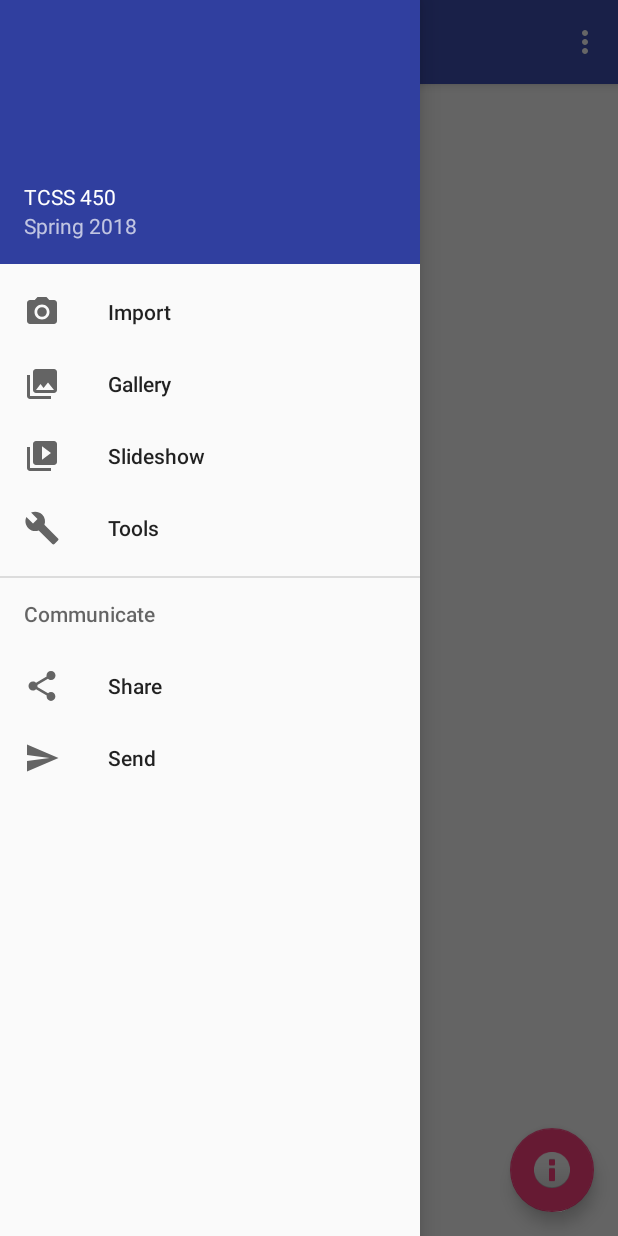
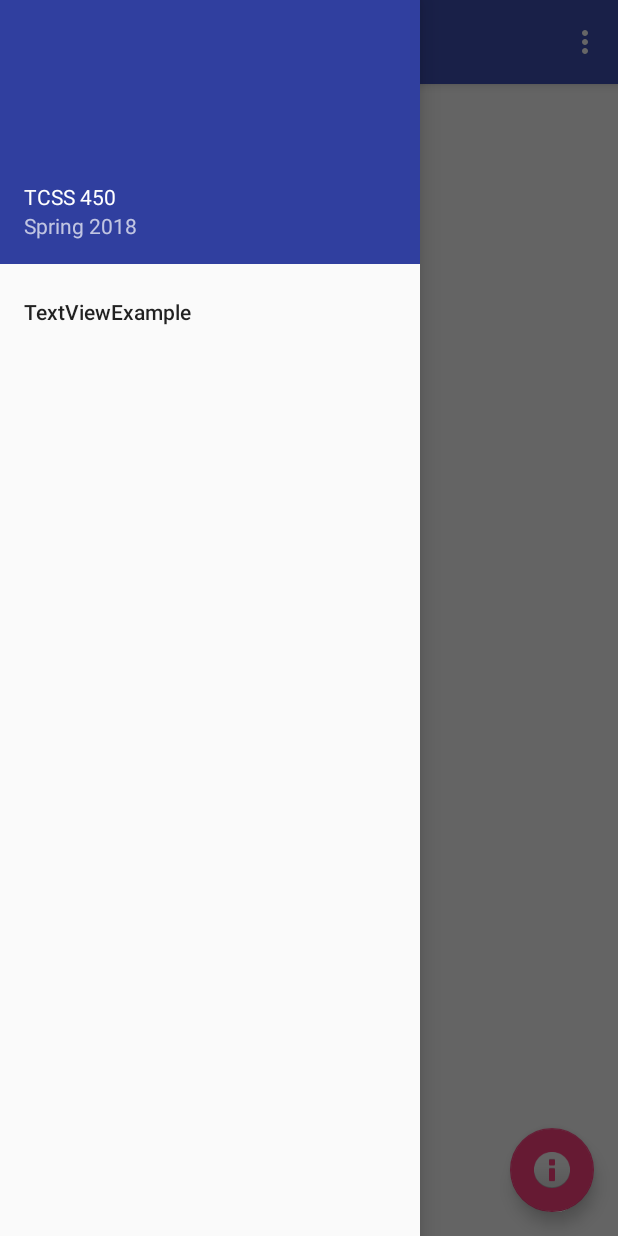
Before and after one commit to trinhpn/UILab, an Android app: the screen it shows after launch (MainActivity), with the side drawer open, on a phone screen of 412 x 824 dp. Run offline under Robolectric (Android 15) with nearby library versions, the phone set to English and light mode, and no system bars.

Commit message:
Step 20 completed.

```diff
--- a/app/src/main/java/group7/tcss450/uw/edu/uilab/MainActivity.java
+++ b/app/src/main/java/group7/tcss450/uw/edu/uilab/MainActivity.java
@@ -89,22 +89,13 @@ public class MainActivity extends AppCompatActivity
         // Handle navigation view item clicks here.
         int id = item.getItemId();
 
-        if (id == R.id.nav_camera) {
-            // Handle the camera action
-        } else if (id == R.id.nav_gallery) {
-
-        } else if (id == R.id.nav_slideshow) {
-
-        } else if (id == R.id.nav_manage) {
-
-        } else if (id == R.id.nav_share) {
-
-        } else if (id == R.id.nav_send) {
-
+        if (id == R.id.nav_text_view) {
+            loadFragment(new TextViewFragment());
         }
 
         DrawerLayout drawer = (DrawerLayout) findViewById(R.id.drawer_layout);
         drawer.closeDrawer(GravityCompat.START);
         return true;
     }
+
 }
--- a/app/src/main/res/menu/activity_main_drawer.xml
+++ b/app/src/main/res/menu/activity_main_drawer.xml
@@ -3,36 +3,8 @@
     xmlns:tools="http://schemas.android.com/tools"
     tools:showIn="navigation_view">
 
-    <group android:checkableBehavior="single">
-        <item
-            android:id="@+id/nav_camera"
-            android:icon="@drawable/ic_menu_camera"
-            android:title="Import" />
-        <item
-            android:id="@+id/nav_gallery"
-            android:icon="@drawable/ic_menu_gallery"
-            android:title="Gallery" />
-        <item
-            android:id="@+id/nav_slideshow"
-            android:icon="@drawable/ic_menu_slideshow"
-            android:title="Slideshow" />
-        <item
-            android:id="@+id/nav_manage"
-            android:icon="@drawable/ic_menu_manage"
-            android:title="Tools" />
-    </group>
-
-    <item android:title="Communicate">
-        <menu>
-            <item
-                android:id="@+id/nav_share"
-                android:icon="@drawable/ic_menu_share"
-                android:title="Share" />
-            <item
-                android:id="@+id/nav_send"
-                android:icon="@drawable/ic_menu_send"
-                android:title="Send" />
-        </menu>
-    </item>
+    <item
+        android:id="@+id/nav_text_view"
+        android:title="TextViewExample"/>
 
 </menu>
```
